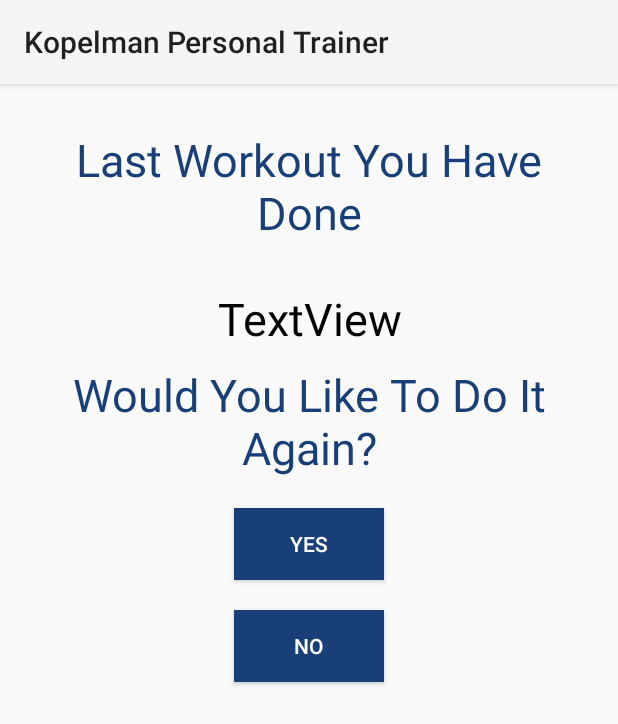
After one commit to ETS-Android5/GETIN-shape-Kopelman, an Android app: the LastWorkoutDone screen opened directly, with no data from a screen before it, on a phone screen of 412 x 824 dp. The commit adds this screen. Shown: the top 724 px of the screen. Run offline under Robolectric (Android 15) with nearby library versions, the phone set to English and light mode, and no system bars; our stand-ins replace Firebase (no records; nobody signed in at launch, a user with empty details on screens opened directly); 1 statement that could not run was skipped.

Commit message:
LastWorkoutDone added

```diff
--- /dev/null
+++ b/app/src/main/java/com/example/yalla/LastWorkoutDone.java
@@ -0,0 +1,73 @@
+package com.example.yalla;
+
+import androidx.annotation.NonNull;
+import androidx.annotation.Nullable;
+import androidx.appcompat.app.AppCompatActivity;
+
+import android.content.Intent;
+import android.os.Bundle;
+import android.view.View;
+import android.widget.Button;
+import android.widget.TextView;
+
+import com.google.firebase.auth.FirebaseAuth;
+import com.google.firebase.auth.FirebaseUser;
+import com.google.firebase.database.ChildEventListener;
+import com.google.firebase.database.DataSnapshot;
+import com.google.firebase.database.DatabaseError;
+import com.google.firebase.database.DatabaseReference;
+import com.google.firebase.database.FirebaseDatabase;
+import com.google.firebase.database.ValueEventListener;
+
+public class LastWorkoutDone extends AppCompatActivity {
+    private Button btnYes,btnNo;
+    private TextView txtWorkout;
+    @Override
+    protected void onCreate(Bundle savedInstanceState) {
+        super.onCreate(savedInstanceState);
+        setContentView(R.layout.activity_last_workout_done);
+
+        btnYes = findViewById(R.id.btnYes);
+        btnNo = findViewById(R.id.btnNo);
+
+        txtWorkout = findViewById(R.id.txtLastWorkout);
+
+        DatabaseReference databaseReference = FirebaseDatabase.getInstance().getReference("User");
+        FirebaseAuth firebaseAuth = FirebaseAuth.getInstance();
+        FirebaseUser firebaseUser = firebaseAuth.getCurrentUser();
+
+        String [] values = firebaseUser.getEmail().split("@");
+        String key = values[0];
+
+        databaseReference.child(key).addListenerForSingleValueEvent(new ValueEventListener() {
+            @Override
+            public void onDataChange(@NonNull DataSnapshot snapshot) {
+                txtWorkout.setText(snapshot.getValue(User.class).getWorkoutUsed().get(0));
+            }
+
+            @Override
+            public void onCancelled(@NonNull DatabaseError error) {
+
+            }
+        });
+
+        btnYes.setOnClickListener(new View.OnClickListener() {
+            @Override
+            public void onClick(View v) {
+                Intent it = new Intent(getApplicationContext(), DoWorkout.class);
+                Bundle b = new Bundle();
+                b.putString("workoutName", txtWorkout.getText().toString());
+                it.putExtras(b);
+                startActivity(it);
+            }
+        });
+
+        btnNo.setOnClickListener(new View.OnClickListener() {
+            @Override
+            public void onClick(View v) {
+                Intent it = new Intent(getApplicationContext(),UserMenu.class);
+                startActivity(it);
+            }
+        });
+    }
+}
--- a/app/src/main/java/com/example/yalla/Login.java
+++ b/app/src/main/java/com/example/yalla/Login.java
@@ -100,7 +100,7 @@ public class Login extends AppCompatActivity {
     }
 
             private void sendUserToNextActivity() {
-                Intent intent = new Intent(Login.this, UserMenu.class);
+                Intent intent = new Intent(Login.this, LastWorkoutDone.class);
                 intent.setFlags(Intent.FLAG_ACTIVITY_CLEAR_TASK | Intent.FLAG_ACTIVITY_NEW_TASK);
                 startActivity(intent);
             }
--- /dev/null
+++ b/app/src/main/res/layout/activity_last_workout_done.xml
@@ -0,0 +1,62 @@
+<?xml version="1.0" encoding="utf-8"?>
+<LinearLayout xmlns:android="http://schemas.android.com/apk/res/android"
+    xmlns:app="http://schemas.android.com/apk/res-auto"
+    xmlns:tools="http://schemas.android.com/tools"
+    android:layout_width="match_parent"
+    android:layout_height="match_parent"
+    android:orientation="vertical"
+    tools:context=".LastWorkoutDone">
+
+
+    <TextView
+        android:id="@+id/textView6"
+        android:layout_margin="30dp"
+        android:textSize="30dp"
+        android:textColor="@color/blueeee"
+        android:layout_width="match_parent"
+        android:layout_height="wrap_content"
+        android:textAlignment="center"
+        android:text="Last Workout You Have Done" />
+
+    <TextView
+        android:id="@+id/txtLastWorkout"
+        android:layout_gravity="center"
+        android:gravity="center"
+        android:textSize="30dp"
+        android:textColor="@color/black"
+        android:layout_width="match_parent"
+        android:layout_height="wrap_content"
+        android:text="TextView" />
+
+    <TextView
+        android:id="@+id/textView9"
+        android:textColor="@color/blueeee"
+        android:textAlignment="center"
+        android:layout_margin="10dp"
+        android:textSize="30dp"
+        android:layout_width="match_parent"
+        android:layout_height="wrap_content"
+        android:text="Would You Like To Do It Again?" />
+
+    <Button
+        android:id="@+id/btnYes"
+        android:textColor="@color/white"
+        android:background="@color/blueeee"
+        android:layout_width="100dp"
+        android:layout_height="wrap_content"
+        android:layout_gravity="center"
+        android:layout_margin="10dp"
+        android:gravity="center"
+        android:text="YES" />
+
+    <Button
+        android:id="@+id/btnNo"
+        android:textColor="@color/white"
+        android:background="@color/blueeee"
+        android:layout_width="100dp"
+        android:layout_height="wrap_content"
+        android:layout_margin="10dp"
+        android:layout_gravity="center"
+        android:gravity="center"
+        android:text="No" />
+</LinearLayout>
--- a/app/src/main/res/values/strings.xml
+++ b/app/src/main/res/values/strings.xml
@@ -49,5 +49,6 @@
         <item>04:30</item>
         <item>05:00</item>
     </string-array>
+    <string name="title_activity_last_workout_used">LastWorkoutUsed</string>
 
 </resources>
```
Also changed, not shown: app/src/main/AndroidManifest.xml (+6 -4 lines), app/src/main/java/com/example/yalla/WorkoutInfo.java (+14 -0 lines), app/src/main/res/layout/fragment_second.xml (added, +30 -0 lines), app/src/main/res/navigation/nav_graph2.xml (added, +28 -0 lines).
